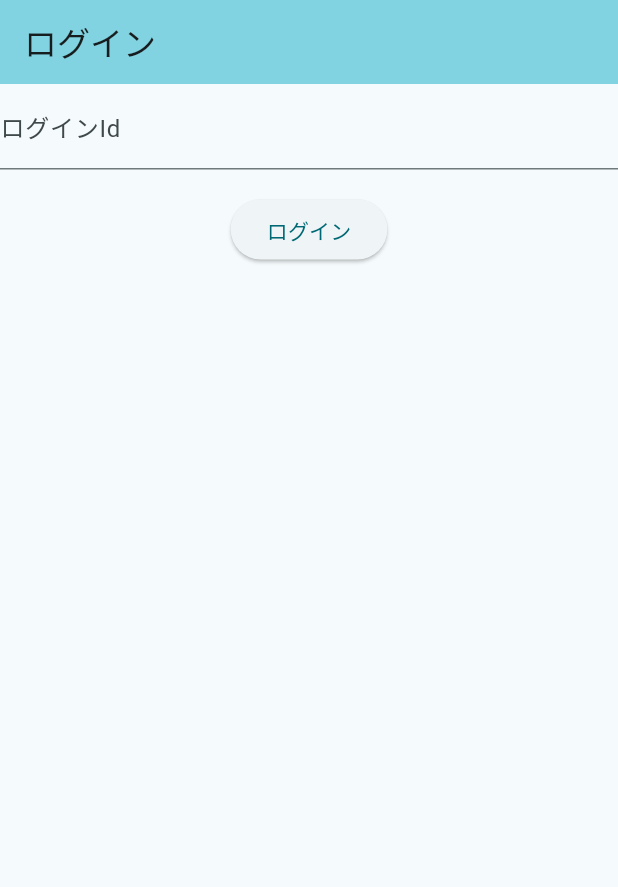
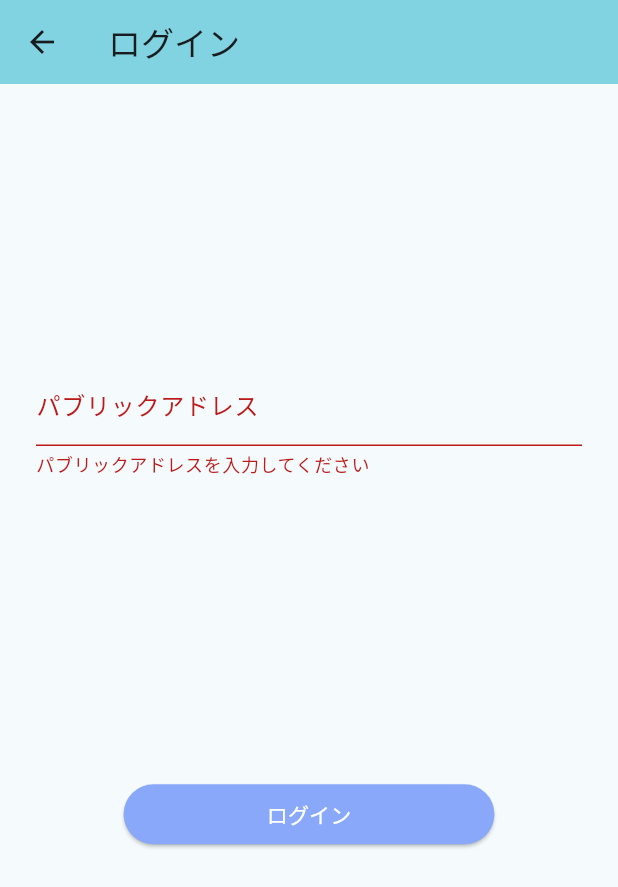
Before and after one commit to somasekimoto/donadona, a Flutter app: the screen it shows after launch, after a tap on "ログイン", on a phone screen of 412 x 824 dp. Shown: the top 887 px of the screen. Run offline on Flutter 3.47's test engine with Material 2 defaults, Android fonts, the phone set to English and light mode, and no system bars; project files that could hold a hidden picture were left out.

Commit message:
add: a little fixes

```diff
--- a/lib/common/routes.dart
+++ b/lib/common/routes.dart
@@ -1,12 +1,13 @@
 import 'package:donadona/layouts/layout.dart';
 import 'package:donadona/pages/login_page.dart';
+import 'package:donadona/pages/project_list_page.dart';
 import 'package:flutter/material.dart';
 
 class Routes {
   static Map<String, WidgetBuilder> getRoutes() {
     return {
       '/': (BuildContext context) => const DefaultLayout(title: 'ログイン', body: LoginPage()),
-      '/project/search': (BuildContext context) => const DefaultLayout(title: 'プロジェクトを探す', body: Column()),
+      '/project/search': (BuildContext context) => const DefaultLayout(title: 'プロジェクトを探す', body: ProjectListPage()),
       '/project/detail':(BuildContext context) => const DefaultLayout(title: 'プロジェクトを探す', body: Column()),
       '/project/edit':(BuildContext context) => const DefaultLayout(title: 'プロジェクトを探す', body: Column()),
       '/donate':(BuildContext context) => const DefaultLayout(title: 'プロジェクトを探す', body: Column()),
--- a/lib/layouts/layout.dart
+++ b/lib/layouts/layout.dart
@@ -11,6 +11,11 @@ class DefaultLayout extends StatelessWidget {
             appBar: AppBar(
               backgroundColor: Theme.of(context).colorScheme.inversePrimary,
               title: Text(title),
+              leading: BackButton(
+                onPressed: () {
+                  Navigator.of(context).pop();
+                }
+              )
             ),
             body: body// This trailing comma makes auto-formatting nicer for build methods.
           );
--- a/lib/main.dart
+++ b/lib/main.dart
@@ -14,7 +14,7 @@ class MyApp extends StatelessWidget {
     return MaterialApp(
       title: 'Flutter Demo',
       theme: ThemeData(
-        colorScheme: ColorScheme.fromSeed(seedColor: const Color(0x00cdf5fd)),
+        colorScheme: ColorScheme.fromSeed(seedColor: const Color(0xFFcdf5fd)),
         useMaterial3: true,
       ),
       initialRoute: '/',
--- a/lib/model/payee.dart
+++ b/lib/model/payee.dart
@@ -1,13 +1,17 @@
 import 'package:donadona/model/enum/grade.dart';
 
 class Payee {
-  final String id;
-  final String name;
+  String id;
+  String name;
   late Grade grade;
-  final String birthDate;
-  final String publicAddress;
+  String birthDate;
+  String publicAddress;
 
   Payee(this.id, this.name, int grade, this.birthDate, this.publicAddress) {
     this.grade = Grade.getByValue(grade);
   }
+
+  static Payee fromJson(Map<String, dynamic> json) {
+    return Payee(json['id'], json['name'], json['grade'], json['birthDate'],json['publicAddress']);
+  }
 }
--- a/lib/model/payer.dart
+++ b/lib/model/payer.dart
@@ -5,4 +5,8 @@ class Payer {
   final String publicAddress;
 
   Payer(this.id, this.name, this.birthDate, this.publicAddress);
+
+  static Payer fromJson(Map<String, dynamic> json) {
+    return Payer(json['id'], json['name'], json['birthDate'],json['publicAddress']);
+  }
 }
--- a/lib/model/project.dart
+++ b/lib/model/project.dart
@@ -8,4 +8,8 @@ class Project {
   final int studyTime;
 
   Project(this.id, this.payeeId, this.projectName, this.overview, this.imagePath, this.targetMoney, this.studyTime);
+
+  static Project fromJson(Map<String, dynamic> json) {
+    return Project(json['id'], json['payeeId'], json['projectName'], json['overview'], json['imagePath'], json['targetMoney'], json['studyTime']);
+  }
 }
--- a/lib/pages/login_page.dart
+++ b/lib/pages/login_page.dart
@@ -1,4 +1,5 @@
 import 'package:donadona/api/login_api.dart';
+import 'package:donadona/common/project_list_arguments.dart';
 import 'package:flutter/material.dart';
 
 class LoginPage extends StatefulWidget {
@@ -29,18 +30,22 @@ class _LoginPageState extends State<LoginPage> {
   Widget build(BuildContext context) {
     return Center(
       child: Form(
-        child: Column(
+        key: _formKey,
+        child: ListView(
           children: [
-            TextFormField(
+            SizedBox(height: MediaQuery.of(context).size.width * 0.45),
+            Padding(
+              padding: const EdgeInsets.symmetric(horizontal: 24.0),
+              child: TextFormField(
                   controller: _controller,
                   decoration: const InputDecoration(
-                labelText: 'ログインId',
-                hintText: 'ログインId',
+                    labelText: 'パブリックアドレス',
+                    hintText: '0xXXXXXXXXXXXXXXXXXXXXXXXX',
                   ),
                   autovalidateMode: AutovalidateMode.onUserInteraction,
                   validator: (value) {
                     if (value == null || value.isEmpty) {
-                  return 'ログインIdを入力してください';
+                      return 'パブリックアドレスを入力してください';
                     }
                     return null;
                   },
@@ -50,8 +55,10 @@ class _LoginPageState extends State<LoginPage> {
                     }
                   },
                 ),
+              ),
+            SizedBox(height: MediaQuery.of(context).size.width * 0.45),
             Padding(
-              padding: const EdgeInsets.symmetric(vertical: 16.0),
+              padding: EdgeInsets.symmetric(vertical: 16.0, horizontal: MediaQuery.of(context).size.width * 0.2),
               child: ElevatedButton(
                 onPressed: () async {
                   var flg = false;
@@ -61,8 +68,12 @@ class _LoginPageState extends State<LoginPage> {
                     flg = await LoginApi.certifyLogin(publicAddress);
                   }
                   if(!mounted) return;
-                  if(flg) Navigator.pushNamed(context, '/project/search');
+                  if(flg) Navigator.pushNamed(context, '/project/search', arguments: ProjectListArguments(publicAddress) );
                 },
+                style: ElevatedButton.styleFrom(
+                  backgroundColor: const Color(0xFF89a8f9),
+                  foregroundColor: const Color(0xFFFFFFFF),
+                  ),
                 child: const Text('ログイン'),
               ),
             ),
```
Also changed, not shown: pubspec.yaml (+6 -1 lines). Lines whose indentation alone changed are shown as unchanged.
